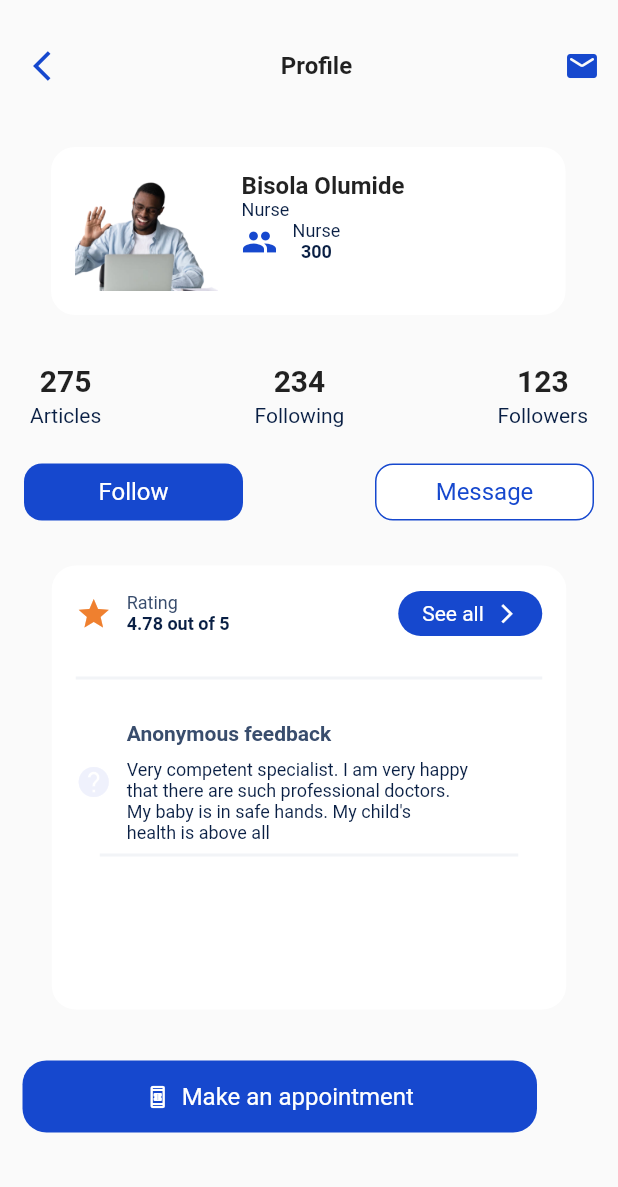
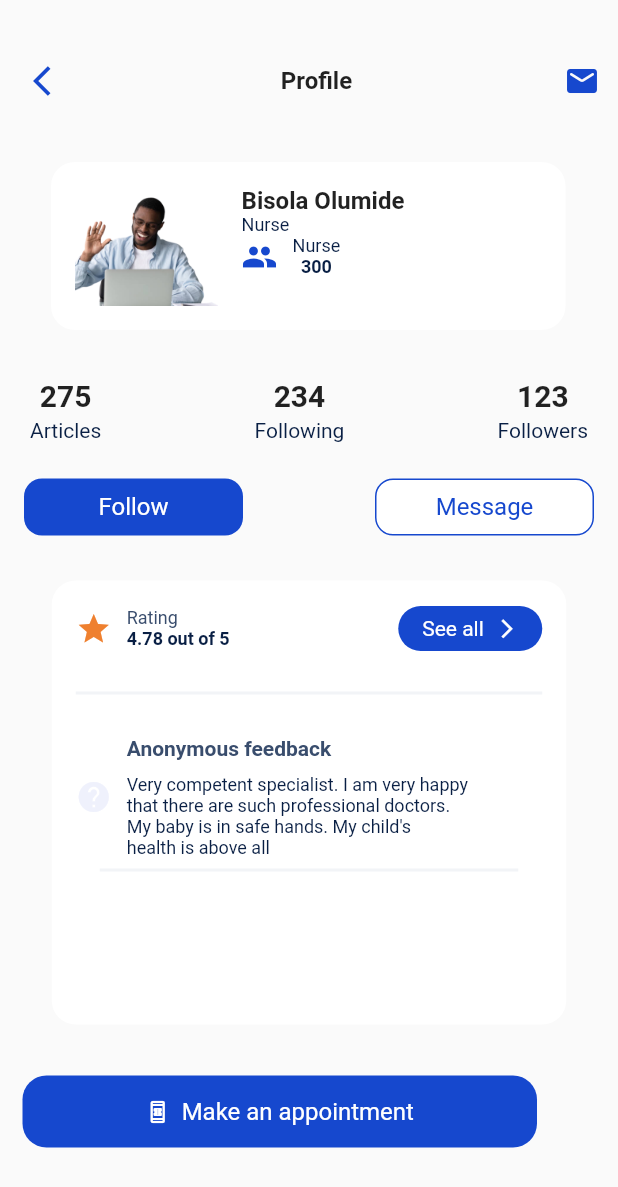
Before and after one commit to Cindy-dev/lox, a Flutter app: the Profile screen opened directly with sample values from the repository, on a phone screen of 412 x 824 dp. Shown: the top 1187 px of the screen. Run offline on Flutter 3.47's test engine with Material 2 defaults, Android fonts, the phone set to English and light mode, and no system bars; our stand-ins replace date_picker_timeline, hooks_riverpod, syncfusion_flutter_calendar.

```diff
--- a/lib/main.dart
+++ b/lib/main.dart
@@ -16,7 +16,7 @@ class MyApp extends StatelessWidget {
     return const MaterialApp(
       debugShowCheckedModeBanner: false,
       title: 'Flutter Demo',
-      home: HomeScreen(),
+      home: OnboardingScreen(),
     );
   }
 }
--- a/lib/presentation/widgets/calendar.dart
+++ b/lib/presentation/widgets/calendar.dart
@@ -29,7 +29,7 @@ class _CalendarState extends ConsumerState<Calendar> {
         cellBorderColor: Colors.transparent,
         showCurrentTimeIndicator: true,
         cellEndPadding: 7,
-        view: CalendarView.week,
+        view: CalendarView.day,
         allowDragAndDrop: true,
         onDragStart: readViewModel.dragStart,
         onDragUpdate: readViewModel.dragUpdate,
--- a/lib/presentation/widgets/profile.dart
+++ b/lib/presentation/widgets/profile.dart
@@ -20,7 +20,7 @@ class Profile extends StatelessWidget {
           crossAxisAlignment: CrossAxisAlignment.start,
           children: [
             Padding(
-              padding: const EdgeInsets.only(top: 20, bottom: 30, left: 10),
+              padding: const EdgeInsets.only(top: 30, bottom: 30, left: 10),
               child: Row(
                 mainAxisAlignment: MainAxisAlignment.spaceBetween,
                 children: [
```
Also changed, not shown: lib/presentation/views/onboarding_screen.dart (+30 -5 lines), asset/image/Screenshot_20220727-201756.png (added), asset/image/Screenshot_20220727-201916.png (added), asset/image/Screenshot_20220727-202020.png (added), asset/image/Screenshot_20220727-202129.png (added), asset/image/Screenshot_20220727-202137.png (added), asset/image/Screenshot_20220727-202141.png (added), 1 other file.
